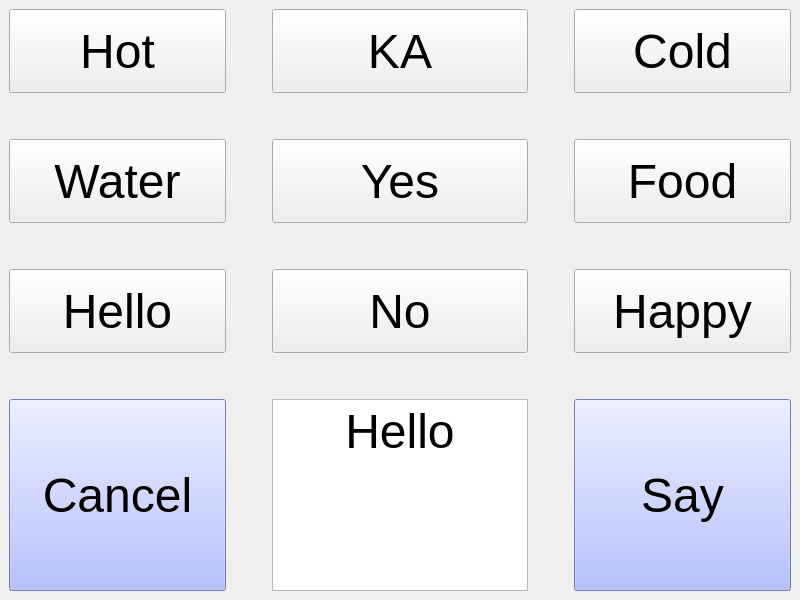
Before: the Qt Designer form boliLayout.ui in ccluri/Boli, drawn with Qt 5.
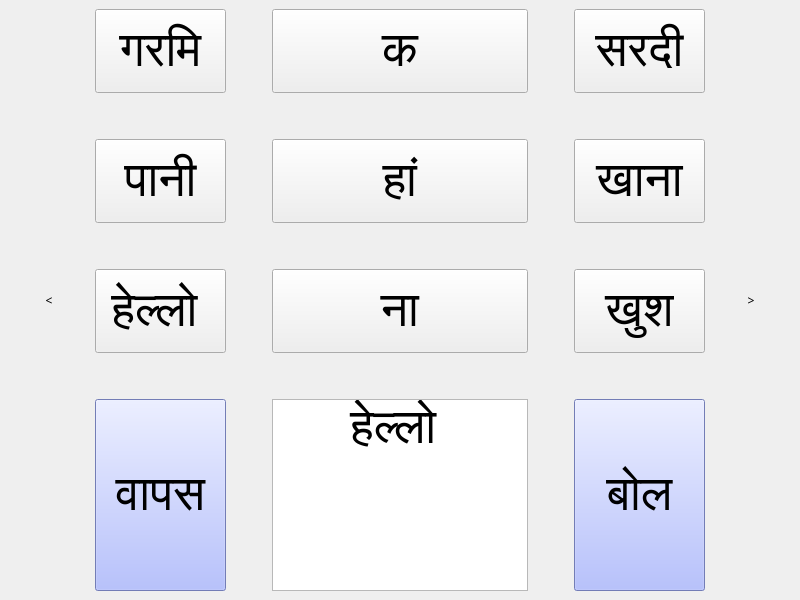
After: the same form once the commit is applied.

Commit message: hindi text

The edit to the form file:
```diff
--- a/boliLayout.ui
+++ b/boliLayout.ui
@@ -10,14 +10,64 @@
     <height>600</height>
    </rect>
   </property>
+  <property name="font">
+   <font>
+    <family>Lohit Hindi</family>
+   </font>
+  </property>
   <property name="windowTitle">
    <string>Boli</string>
   </property>
   <widget class="QWidget" name="centralwidget">
-   <layout class="QVBoxLayout" name="verticalLayout">
+   <layout class="QHBoxLayout" name="horizontalLayout">
+    <item>
+     <widget class="QPushButton" name="pushButton">
+      <property name="sizePolicy">
+       <sizepolicy hsizetype="Fixed" vsizetype="Expanding">
+        <horstretch>0</horstretch>
+        <verstretch>0</verstretch>
+       </sizepolicy>
+      </property>
+      <property name="maximumSize">
+       <size>
+        <width>80</width>
+        <height>16777215</height>
+       </size>
+      </property>
+      <property name="text">
+       <string>&lt;</string>
+      </property>
+      <property name="flat">
+       <bool>true</bool>
+      </property>
+     </widget>
+    </item>
     <item>
      <layout class="QGridLayout" name="gridLayout">
-      <item row="2" column="4">
+      <item row="6" column="3">
+       <widget class="QTextEdit" name="outputTextEdit">
+        <property name="sizePolicy">
+         <sizepolicy hsizetype="Minimum" vsizetype="Expanding">
+          <horstretch>0</horstretch>
+          <verstretch>0</verstretch>
+         </sizepolicy>
+        </property>
+        <property name="font">
+         <font>
+          <family>Lohit Hindi</family>
+          <pointsize>36</pointsize>
+         </font>
+        </property>
+        <property name="html">
+         <string>&lt;!DOCTYPE HTML PUBLIC &quot;-//W3C//DTD HTML 4.0//EN&quot; &quot;http://www.w3.org/TR/REC-html40/strict.dtd&quot;&gt;
+&lt;html&gt;&lt;head&gt;&lt;meta name=&quot;qrichtext&quot; content=&quot;1&quot; /&gt;&lt;style type=&quot;text/css&quot;&gt;
+p, li { white-space: pre-wrap; }
+&lt;/style&gt;&lt;/head&gt;&lt;body style=&quot; font-family:'Lohit Hindi'; font-size:36pt; font-weight:400; font-style:normal;&quot;&gt;
+&lt;p align=&quot;center&quot; style=&quot; margin-top:0px; margin-bottom:0px; margin-left:0px; margin-right:0px; -qt-block-indent:0; text-indent:0px;&quot;&gt;&lt;span style=&quot; font-family:'Arial,Helvetica,sans-serif'; font-size:medium; color:#000000;&quot;&gt;हेल्लो &lt;/span&gt;&lt;/p&gt;&lt;/body&gt;&lt;/html&gt;</string>
+        </property>
+       </widget>
+      </item>
+      <item row="2" column="5">
        <widget class="QPushButton" name="foodPushButton">
         <property name="sizePolicy">
          <sizepolicy hsizetype="Minimum" vsizetype="Expanding">
@@ -31,11 +81,11 @@
          </font>
         </property>
         <property name="text">
-         <string>Food</string>
+         <string>खाना</string>
         </property>
        </widget>
       </item>
-      <item row="2" column="0">
+      <item row="2" column="1">
        <widget class="QPushButton" name="waterPushButton">
         <property name="sizePolicy">
          <sizepolicy hsizetype="Minimum" vsizetype="Expanding">
@@ -49,11 +99,11 @@
          </font>
         </property>
         <property name="text">
-         <string>Water</string>
+         <string>पानी</string>
         </property>
        </widget>
       </item>
-      <item row="0" column="1">
+      <item row="0" column="2">
        <spacer name="horizontalSpacer">
         <property name="orientation">
          <enum>Qt::Horizontal</enum>
@@ -69,7 +119,23 @@
         </property>
        </spacer>
       </item>
-      <item row="4" column="0">
+      <item row="1" column="1">
+       <spacer name="verticalSpacer">
+        <property name="orientation">
+         <enum>Qt::Vertical</enum>
+        </property>
+        <property name="sizeType">
+         <enum>QSizePolicy::Fixed</enum>
+        </property>
+        <property name="sizeHint" stdset="0">
+         <size>
+          <width>20</width>
+          <height>40</height>
+         </size>
+        </property>
+       </spacer>
+      </item>
+      <item row="4" column="1">
        <widget class="QPushButton" name="helloPushButton">
         <property name="sizePolicy">
          <sizepolicy hsizetype="Minimum" vsizetype="Expanding">
@@ -83,11 +149,11 @@
          </font>
         </property>
         <property name="text">
-         <string>Hello</string>
+         <string>हेल्लो </string>
         </property>
        </widget>
       </item>
-      <item row="4" column="4">
+      <item row="4" column="5">
        <widget class="QPushButton" name="happyPushButton">
         <property name="sizePolicy">
          <sizepolicy hsizetype="Minimum" vsizetype="Expanding">
@@ -101,11 +167,11 @@
          </font>
         </property>
         <property name="text">
-         <string>Happy</string>
+         <string>खुश</string>
         </property>
        </widget>
       </item>
-      <item row="2" column="2">
+      <item row="2" column="3">
        <widget class="QPushButton" name="yesPushButton">
         <property name="sizePolicy">
          <sizepolicy hsizetype="Minimum" vsizetype="Expanding">
@@ -115,16 +181,16 @@
         </property>
         <property name="font">
          <font>
-          <family>Ubuntu</family>
+          <family>Lohit Hindi</family>
           <pointsize>36</pointsize>
          </font>
         </property>
         <property name="text">
-         <string>Yes</string>
+         <string>हां</string>
         </property>
        </widget>
       </item>
-      <item row="4" column="2">
+      <item row="4" column="3">
        <widget class="QPushButton" name="noPushButton">
         <property name="sizePolicy">
          <sizepolicy hsizetype="Minimum" vsizetype="Expanding">
@@ -138,28 +204,15 @@
          </font>
         </property>
         <property name="text">
-         <string>No</string>
+         <string>ना</string>
         </property>
        </widget>
       </item>
-      <item row="1" column="0">
-       <spacer name="verticalSpacer">
-        <property name="orientation">
-         <enum>Qt::Vertical</enum>
-        </property>
-        <property name="sizeType">
-         <enum>QSizePolicy::Fixed</enum>
-        </property>
-        <property name="sizeHint" stdset="0">
-         <size>
-          <width>20</width>
-          <height>40</height>
-         </size>
-        </property>
-       </spacer>
-      </item>
-      <item row="0" column="4">
+      <item row="0" column="5">
        <widget class="QPushButton" name="coldPushButton">
+        <property name="enabled">
+         <bool>true</bool>
+        </property>
         <property name="sizePolicy">
          <sizepolicy hsizetype="Minimum" vsizetype="Expanding">
           <horstretch>0</horstretch>
@@ -172,11 +225,11 @@
          </font>
         </property>
         <property name="text">
-         <string>Cold</string>
+         <string>सरदी</string>
         </property>
        </widget>
       </item>
-      <item row="0" column="3">
+      <item row="0" column="4">
        <spacer name="horizontalSpacer_2">
         <property name="orientation">
          <enum>Qt::Horizontal</enum>
@@ -192,7 +245,7 @@
         </property>
        </spacer>
       </item>
-      <item row="0" column="0">
+      <item row="0" column="1">
        <widget class="QPushButton" name="hotPushButton">
         <property name="sizePolicy">
          <sizepolicy hsizetype="Minimum" vsizetype="Expanding">
@@ -206,11 +259,11 @@
          </font>
         </property>
         <property name="text">
-         <string>Hot</string>
+         <string>गरमि</string>
         </property>
        </widget>
       </item>
-      <item row="0" column="2">
+      <item row="0" column="3">
        <widget class="QPushButton" name="kaPushButton">
         <property name="sizePolicy">
          <sizepolicy hsizetype="Minimum" vsizetype="Expanding">
@@ -224,11 +277,11 @@
          </font>
         </property>
         <property name="text">
-         <string>KA</string>
+         <string>क</string>
         </property>
        </widget>
       </item>
-      <item row="3" column="0">
+      <item row="3" column="1">
        <spacer name="verticalSpacer_2">
         <property name="orientation">
          <enum>Qt::Vertical</enum>
@@ -244,7 +297,7 @@
         </property>
        </spacer>
       </item>
-      <item row="5" column="0">
+      <item row="5" column="1">
        <spacer name="verticalSpacer_3">
         <property name="orientation">
          <enum>Qt::Vertical</enum>
@@ -260,7 +313,7 @@
         </property>
        </spacer>
       </item>
-      <item row="6" column="0">
+      <item row="6" column="1">
        <widget class="QPushButton" name="cancelPushButton">
         <property name="sizePolicy">
          <sizepolicy hsizetype="Minimum" vsizetype="Expanding">
@@ -270,6 +323,7 @@
         </property>
         <property name="font">
          <font>
+          <family>Lohit Hindi</family>
           <pointsize>36</pointsize>
          </font>
         </property>
@@ -277,11 +331,11 @@
          <string notr="true">background-color: rgb(161, 175, 255);</string>
         </property>
         <property name="text">
-         <string>Cancel</string>
+         <string>वापस</string>
         </property>
        </widget>
       </item>
-      <item row="6" column="4">
+      <item row="6" column="5">
        <widget class="QPushButton" name="sayPushButton">
         <property name="sizePolicy">
          <sizepolicy hsizetype="Minimum" vsizetype="Expanding">
@@ -291,6 +345,7 @@
         </property>
         <property name="font">
          <font>
+          <family>Lohit Hindi</family>
           <pointsize>36</pointsize>
          </font>
         </property>
@@ -298,34 +353,40 @@
          <string notr="true">background-color: rgb(161, 175, 255);</string>
         </property>
         <property name="text">
-         <string>Say</string>
-        </property>
-       </widget>
-      </item>
-      <item row="6" column="2">
-       <widget class="QTextEdit" name="outputTextEdit">
-        <property name="sizePolicy">
-         <sizepolicy hsizetype="Minimum" vsizetype="Expanding">
-          <horstretch>0</horstretch>
-          <verstretch>0</verstretch>
-         </sizepolicy>
-        </property>
-        <property name="font">
-         <font>
-          <pointsize>36</pointsize>
-         </font>
-        </property>
-        <property name="html">
-         <string>&lt;!DOCTYPE HTML PUBLIC &quot;-//W3C//DTD HTML 4.0//EN&quot; &quot;http://www.w3.org/TR/REC-html40/strict.dtd&quot;&gt;
-&lt;html&gt;&lt;head&gt;&lt;meta name=&quot;qrichtext&quot; content=&quot;1&quot; /&gt;&lt;style type=&quot;text/css&quot;&gt;
-p, li { white-space: pre-wrap; }
-&lt;/style&gt;&lt;/head&gt;&lt;body style=&quot; font-family:'Ubuntu'; font-size:36pt; font-weight:400; font-style:normal;&quot;&gt;
-&lt;p align=&quot;center&quot; style=&quot; margin-top:0px; margin-bottom:0px; margin-left:0px; margin-right:0px; -qt-block-indent:0; text-indent:0px;&quot;&gt;Hello&lt;/p&gt;&lt;/body&gt;&lt;/html&gt;</string>
+         <string>बोल</string>
         </property>
        </widget>
       </item>
      </layout>
     </item>
+    <item>
+     <widget class="QPushButton" name="pushButton_2">
+      <property name="sizePolicy">
+       <sizepolicy hsizetype="Fixed" vsizetype="Expanding">
+        <horstretch>0</horstretch>
+        <verstretch>0</verstretch>
+       </sizepolicy>
+      </property>
+      <property name="maximumSize">
+       <size>
+        <width>80</width>
+        <height>16777215</height>
+       </size>
+      </property>
+      <property name="mouseTracking">
+       <bool>false</bool>
+      </property>
+      <property name="autoFillBackground">
+       <bool>false</bool>
+      </property>
+      <property name="text">
+       <string>&gt;</string>
+      </property>
+      <property name="flat">
+       <bool>true</bool>
+      </property>
+     </widget>
+    </item>
    </layout>
   </widget>
  </widget>
```
Left out of the diff: 3 changed lines with no effect on the pictures. The commit also changes 2 other files.
